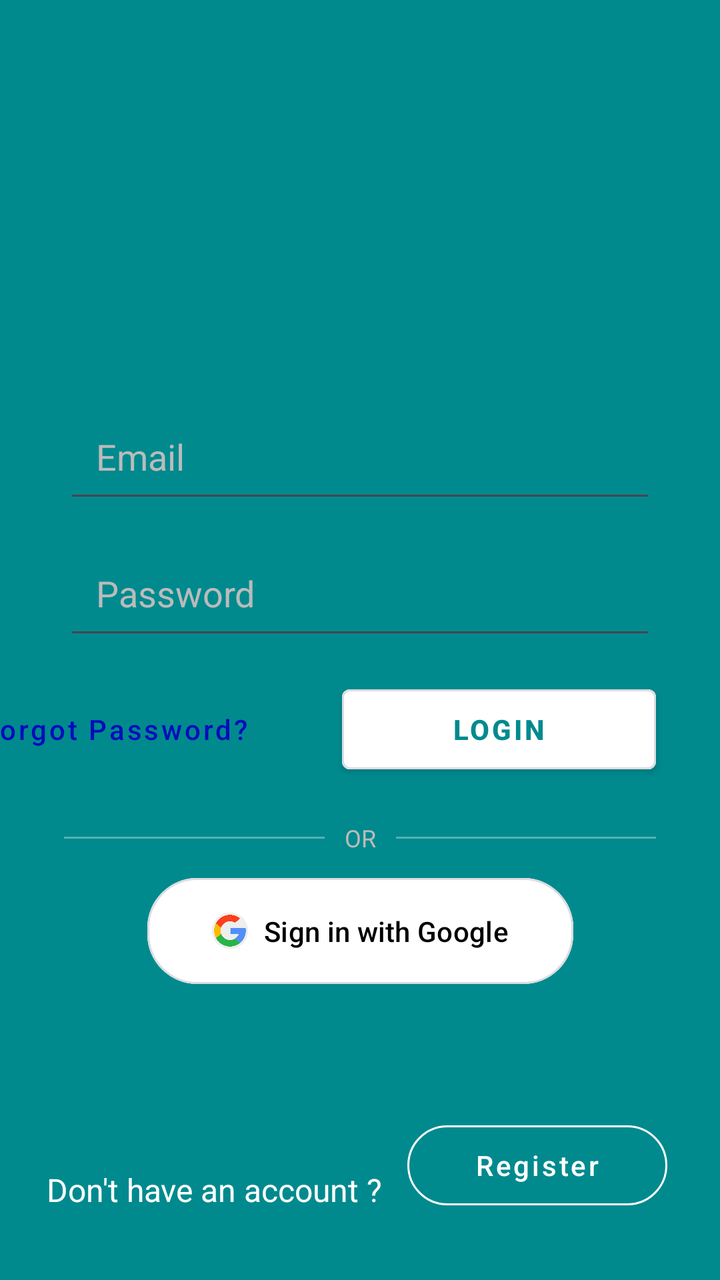
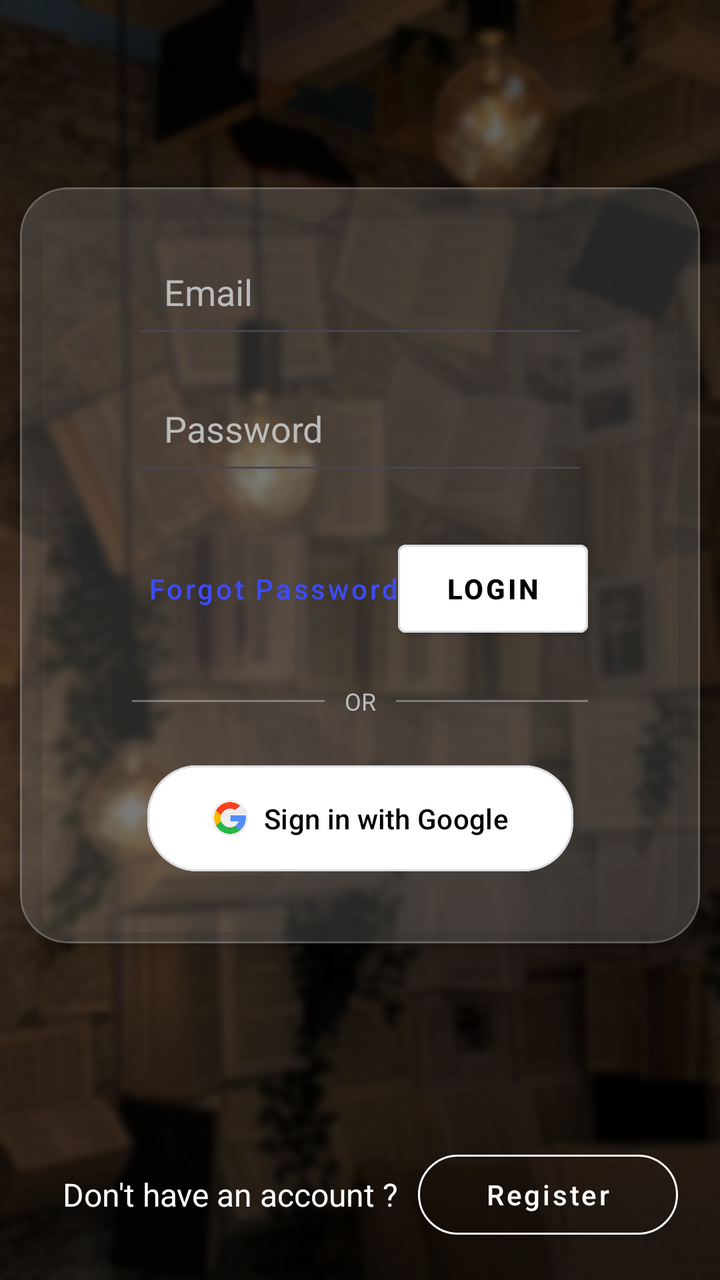

Two renders of the same Android screen: before a commit and after it. Below are the layout's source before the change and the commit's diff.
<!-- AndroidManifest.xml: application theme Theme.Bookshelf -->
<!-- res/layout/activity_main.xml -->
<androidx.constraintlayout.widget.ConstraintLayout xmlns:android="http://schemas.android.com/apk/res/android"
    xmlns:app="http://schemas.android.com/apk/res-auto"
    xmlns:tools="http://schemas.android.com/tools"
    android:layout_width="match_parent"
    android:layout_height="match_parent"
    android:background="@color/background"
    android:visibility="visible">


    <EditText
        android:id="@+id/emailEditText"
        android:layout_width="match_parent"
        android:layout_height="wrap_content"
        android:layout_marginHorizontal="32dp"
        android:layout_marginTop="200dp"
        android:hint="Email"
        android:inputType="textEmailAddress"
        android:padding="16dp"
        android:textColor="@color/white"
        android:textColorHint="@color/hint_grey"
        app:layout_constraintEnd_toEndOf="parent"
        app:layout_constraintStart_toStartOf="parent"
        app:layout_constraintTop_toTopOf="parent" />

    <EditText
        android:id="@+id/passwordEditText"
        android:layout_width="match_parent"
        android:layout_height="wrap_content"
        android:layout_marginHorizontal="32dp"
        android:layout_marginTop="12dp"
        android:hint="Password"
        android:inputType="textPassword"
        android:padding="16dp"
        android:textColor="@color/white"
        android:textColorHint="@color/hint_grey"
        app:layout_constraintEnd_toEndOf="parent"
        app:layout_constraintStart_toStartOf="parent"
        app:layout_constraintTop_toBottomOf="@+id/emailEditText" />

    <Button
        android:id="@+id/btn_email_login"
        style="@style/Widget.MaterialComponents.Button"
        android:layout_width="157dp"
        android:layout_height="52dp"
        android:layout_marginHorizontal="32dp"
        android:layout_marginTop="12dp"
        android:backgroundTint="@color/white"
        android:textColor="@color/background"
        android:textStyle="bold"
        android:text="Login"
        app:layout_constraintBottom_toBottomOf="parent"
        app:layout_constraintEnd_toEndOf="parent"
        app:layout_constraintHorizontal_bias="1.0"
        app:layout_constraintStart_toStartOf="parent"
        app:layout_constraintTop_toBottomOf="@+id/passwordEditText"
        app:layout_constraintVertical_bias="0.008"
        app:strokeColor="@color/stroke"
        app:strokeWidth="1dp" />


    <com.google.android.material.button.MaterialButton
        android:id="@+id/btn_register"
        style="@style/Widget.MaterialComponents.Button.OutlinedButton"
        android:layout_width="130dp"
        android:layout_height="52dp"
        android:padding="0dp"
        android:text="Register"
        android:textAllCaps="false"
        android:textColor="@color/white"
        app:cornerRadius="25dp"
        app:layout_constraintBottom_toBottomOf="parent"
        app:layout_constraintEnd_toEndOf="parent"
        app:layout_constraintHorizontal_bias="0.886"
        app:layout_constraintStart_toStartOf="parent"
        app:layout_constraintTop_toBottomOf="@+id/passwordEditText"
        app:layout_constraintVertical_bias="0.881"
        app:strokeColor="@color/white"
        app:strokeWidth="1dp" />

    <TextView
        android:id="@+id/no_acount"
        android:layout_width="wrap_content"
        android:layout_height="wrap_content"
        android:layout_marginTop="20dp"
        android:paddingHorizontal="10dp"
        android:text="Don't have an account ?"
        android:textColor="@color/white"
        android:textSize="16sp"
        app:layout_constraintBottom_toBottomOf="parent"
        app:layout_constraintEnd_toStartOf="@+id/btn_register"
        app:layout_constraintHorizontal_bias="0.841"
        app:layout_constraintStart_toStartOf="parent"
        app:layout_constraintTop_toBottomOf="@+id/btn_email_login"
        app:layout_constraintVertical_bias="0.835" />

    <View
        android:id="@+id/line_left"
        android:layout_width="0dp"
        android:layout_height="1dp"
        android:background="#55FFFFFF"
        app:layout_constraintBottom_toBottomOf="@+id/tv_or"
        app:layout_constraintEnd_toStartOf="@+id/tv_or"
        app:layout_constraintStart_toStartOf="@+id/emailEditText"
        app:layout_constraintTop_toTopOf="@+id/tv_or" />

    <TextView
        android:id="@+id/tv_or"
        android:layout_width="wrap_content"
        android:layout_height="wrap_content"
        android:layout_marginTop="20dp"
        android:paddingHorizontal="10dp"
        android:text="OR"
        android:textColor="#BBBBBB"
        android:textSize="12sp"
        app:layout_constraintEnd_toEndOf="parent"
        app:layout_constraintStart_toStartOf="parent"
        app:layout_constraintTop_toBottomOf="@+id/btn_email_login" />

    <View
        android:id="@+id/line_right"
        android:layout_width="0dp"
        android:layout_height="1dp"
        android:background="#55FFFFFF"
        app:layout_constraintBottom_toBottomOf="@+id/tv_or"
        app:layout_constraintEnd_toEndOf="@+id/emailEditText"
        app:layout_constraintStart_toEndOf="@+id/tv_or"
        app:layout_constraintTop_toTopOf="@+id/tv_or" />

    <com.google.android.material.button.MaterialButton
        android:id="@+id/btn_forgot_password"
        style="@style/Widget.MaterialComponents.Button.TextButton"
        android:layout_width="wrap_content"
        android:layout_height="wrap_content"
        android:layout_marginTop="16dp"
        android:layout_marginEnd="228dp"
        android:text="Forgot Password?"
        android:textAllCaps="false"
        android:textColor="@color/link"
        android:textSize="14sp"
        app:layout_constraintEnd_toEndOf="parent"
        app:layout_constraintTop_toBottomOf="@+id/passwordEditText" />

    <com.google.android.material.button.MaterialButton
        android:id="@+id/btn_google_login"
        android:layout_width="213dp"
        android:layout_height="61dp"
        android:backgroundTint="#FFFFFF"
        android:padding="12dp"
        android:text="Sign in with Google"
        android:textAllCaps="false"
        android:textColor="@color/black"
        app:cornerRadius="25dp"
        app:icon="@drawable/ic_google_logo"
        app:iconGravity="textStart"
        app:iconTint="@null"
        app:layout_constraintBottom_toBottomOf="parent"
        app:layout_constraintEnd_toEndOf="parent"
        app:layout_constraintStart_toStartOf="parent"
        app:layout_constraintTop_toBottomOf="@+id/tv_or"
        app:layout_constraintVertical_bias="0.053"
        app:strokeColor="@color/stroke"
        app:strokeWidth="1dp" />

</androidx.constraintlayout.widget.ConstraintLayout>
<!-- resources referenced by this layout -->
<resources>
  <color name="background">#008A8E</color>
  <color name="black">#FF000000</color>
  <color name="hint_grey">#BBBBBB</color>
  <color name="link">#020bbd</color>
  <color name="stroke">#DADCE0</color>
  <color name="white">#FFFFFFFF</color>
  <!-- drawable ic_google_logo: png bitmap (drawable, 31423 bytes) -->
  <style name="Theme.Bookshelf" parent="Base.Theme.Bookshelf" />
  <style name="Base.Theme.Bookshelf" parent="Theme.Material3.DayNight.NoActionBar">
          
          
      </style>
</resources>

<!-- the commit's change to res/layout/activity_main.xml (unified diff, before → after) -->
@@ -1,62 +1,163 @@
+<?xml version="1.0" encoding="utf-8"?>
 <androidx.constraintlayout.widget.ConstraintLayout xmlns:android="http://schemas.android.com/apk/res/android"
     xmlns:app="http://schemas.android.com/apk/res-auto"
     xmlns:tools="http://schemas.android.com/tools"
     android:layout_width="match_parent"
     android:layout_height="match_parent"
-    android:background="@color/background"
+    android:background="@drawable/background"
     android:visibility="visible">
 
-
-    <EditText
-        android:id="@+id/emailEditText"
+    <com.google.android.material.card.MaterialCardView
+        android:id="@+id/loginCard"
         android:layout_width="match_parent"
         android:layout_height="wrap_content"
-        android:layout_marginHorizontal="32dp"
-        android:layout_marginTop="200dp"
-        android:hint="Email"
-        android:inputType="textEmailAddress"
-        android:padding="16dp"
-        android:textColor="@color/white"
-        android:textColorHint="@color/hint_grey"
+        android:layout_marginHorizontal="10dp"
+        app:cardBackgroundColor="#26FFFFFF"
+        app:cardCornerRadius="24dp"
+        app:cardElevation="8dp"
+        app:strokeColor="#33FFFFFF"
+        app:strokeWidth="1dp"
+        app:layout_constraintBottom_toTopOf="@+id/no_acount"
         app:layout_constraintEnd_toEndOf="parent"
         app:layout_constraintStart_toStartOf="parent"
-        app:layout_constraintTop_toTopOf="parent" />
+        app:layout_constraintTop_toTopOf="parent"
+        app:layout_constraintVertical_bias="0.45">
 
-    <EditText
-        android:id="@+id/passwordEditText"
-        android:layout_width="match_parent"
+        <androidx.constraintlayout.widget.ConstraintLayout
+            android:layout_width="match_parent"
+            android:layout_height="wrap_content"
+            android:padding="24dp">
+
+            <EditText
+                android:id="@+id/emailEditText"
+                android:layout_width="0dp"
+                android:layout_height="wrap_content"
+                android:layout_marginHorizontal="32dp"
+                android:hint="Email"
+                android:inputType="textEmailAddress"
+                android:padding="16dp"
+                android:textColor="@color/white"
+                android:textColorHint="@color/hint_grey"
+                app:layout_constraintEnd_toEndOf="parent"
+                app:layout_constraintStart_toStartOf="parent"
+                app:layout_constraintTop_toTopOf="parent" />
+
+            <EditText
+                android:id="@+id/passwordEditText"
+                android:layout_width="0dp"
+                android:layout_height="wrap_content"
+                android:layout_marginHorizontal="32dp"
+                android:layout_marginTop="12dp"
+                android:hint="Password"
+                android:inputType="textPassword"
+                android:padding="16dp"
+                android:textColor="@color/white"
+                android:textColorHint="@color/hint_grey"
+                app:layout_constraintEnd_toEndOf="parent"
+                app:layout_constraintStart_toStartOf="parent"
+                app:layout_constraintTop_toBottomOf="@+id/emailEditText" />
+
+            <Button
+                android:id="@+id/btn_email_login"
+                style="@style/Widget.MaterialComponents.Button"
+                android:layout_width="95dp"
+                android:layout_height="56dp"
+                android:layout_marginTop="24dp"
+                android:layout_marginEnd="32dp"
+                android:backgroundTint="@color/white"
+                android:text="Login"
+                android:textColor="@color/black"
+                android:textStyle="bold"
+                app:layout_constraintEnd_toEndOf="parent"
+                app:layout_constraintTop_toBottomOf="@+id/passwordEditText"
+                app:strokeColor="@color/stroke"
+                app:strokeWidth="1dp" />
+
+            <com.google.android.material.button.MaterialButton
+                android:id="@+id/btn_forgot_password"
+                style="@style/Widget.MaterialComponents.Button.TextButton"
+                android:layout_width="wrap_content"
+                android:layout_height="wrap_content"
+                android:text="Forgot Password?"
+                android:textAllCaps="false"
+                android:textColor="@color/link"
+                android:textSize="14sp"
+                app:layout_constraintBottom_toBottomOf="@+id/btn_email_login"
+                app:layout_constraintStart_toStartOf="@+id/passwordEditText"
+                app:layout_constraintTop_toTopOf="@+id/btn_email_login"/>
+
+            <View
+                android:id="@+id/line_left"
+                android:layout_width="0dp"
+                android:layout_height="1dp"
+                android:background="#55FFFFFF"
+                app:layout_constraintBottom_toBottomOf="@+id/tv_or"
+                app:layout_constraintEnd_toStartOf="@+id/tv_or"
+                app:layout_constraintStart_toStartOf="@+id/emailEditText"
+                app:layout_constraintTop_toTopOf="@+id/tv_or" />
+
+            <TextView
+                android:id="@+id/tv_or"
+                android:layout_width="wrap_content"
+                android:layout_height="wrap_content"
+                android:layout_marginTop="20dp"
+                android:paddingHorizontal="10dp"
+                android:text="OR"
+                android:textColor="#BBBBBB"
+                android:textSize="12sp"
+                app:layout_constraintEnd_toEndOf="parent"
+                app:layout_constraintStart_toStartOf="parent"
+                app:layout_constraintTop_toBottomOf="@+id/btn_email_login" />
+
+            <View
+                android:id="@+id/line_right"
+                android:layout_width="0dp"
+                android:layout_height="1dp"
+                android:background="#55FFFFFF"
+                app:layout_constraintBottom_toBottomOf="@+id/tv_or"
+                app:layout_constraintEnd_toEndOf="@+id/emailEditText"
+                app:layout_constraintStart_toEndOf="@+id/tv_or"
+                app:layout_constraintTop_toTopOf="@+id/tv_or" />
+
+            <com.google.android.material.button.MaterialButton
+                android:id="@+id/btn_google_login"
+                android:layout_width="213dp"
+                android:layout_height="61dp"
+                android:layout_marginTop="20dp"
+                android:layout_marginBottom="8dp"
+                android:backgroundTint="#FFFFFF"
+                android:padding="12dp"
+                android:text="Sign in with Google"
+                android:textAllCaps="false"
+                android:textColor="@color/black"
+                app:cornerRadius="25dp"
+                app:icon="@drawable/ic_google_logo"
+                app:iconGravity="textStart"
+                app:iconTint="@null"
+                app:layout_constraintBottom_toBottomOf="parent"
+                app:layout_constraintEnd_toEndOf="parent"
+                app:layout_constraintStart_toStartOf="parent"
+                app:layout_constraintTop_toBottomOf="@+id/tv_or"
+                app:strokeColor="@color/stroke"
+                app:strokeWidth="1dp" />
+
+        </androidx.constraintlayout.widget.ConstraintLayout>
+    </com.google.android.material.card.MaterialCardView>
+
+    <TextView
+        android:id="@+id/no_acount"
+        android:layout_width="wrap_content"
         android:layout_height="wrap_content"
-        android:layout_marginHorizontal="32dp"
-        android:layout_marginTop="12dp"
-        android:hint="Password"
-        android:inputType="textPassword"
-        android:padding="16dp"
+        android:layout_marginBottom="32dp"
+        android:paddingHorizontal="10dp"
+        android:text="Don't have an account ?"
         android:textColor="@color/white"
-        android:textColorHint="@color/hint_grey"
-        app:layout_constraintEnd_toEndOf="parent"
-        app:layout_constraintStart_toStartOf="parent"
-        app:layout_constraintTop_toBottomOf="@+id/emailEditText" />
-
-    <Button
-        android:id="@+id/btn_email_login"
-        style="@style/Widget.MaterialComponents.Button"
-        android:layout_width="157dp"
-        android:layout_height="52dp"
-        android:layout_marginHorizontal="32dp"
-        android:layout_marginTop="12dp"
-        android:backgroundTint="@color/white"
-        android:textColor="@color/background"
-        android:textStyle="bold"
-        android:text="Login"
+        android:textSize="16sp"
         app:layout_constraintBottom_toBottomOf="parent"
-        app:layout_constraintEnd_toEndOf="parent"
-        app:layout_constraintHorizontal_bias="1.0"
-        app:layout_constraintStart_toStartOf="parent"
-        app:layout_constraintTop_toBottomOf="@+id/passwordEditText"
-        app:layout_constraintVertical_bias="0.008"
-        app:strokeColor="@color/stroke"
-        app:strokeWidth="1dp" />
-
+        app:layout_constraintEnd_toStartOf="@+id/btn_register"
+        app:layout_constraintHorizontal_bias="0.5"
+        app:layout_constraintHorizontal_chainStyle="packed"
+        app:layout_constraintStart_toStartOf="parent" />
 
     <com.google.android.material.button.MaterialButton
         android:id="@+id/btn_register"
@@ -68,97 +169,11 @@
         android:textAllCaps="false"
         android:textColor="@color/white"
         app:cornerRadius="25dp"
-        app:layout_constraintBottom_toBottomOf="parent"
+        app:layout_constraintBottom_toBottomOf="@+id/no_acount"
         app:layout_constraintEnd_toEndOf="parent"
-        app:layout_constraintHorizontal_bias="0.886"
-        app:layout_constraintStart_toStartOf="parent"
-        app:layout_constraintTop_toBottomOf="@+id/passwordEditText"
-        app:layout_constraintVertical_bias="0.881"
+        app:layout_constraintStart_toEndOf="@+id/no_acount"
+        app:layout_constraintTop_toTopOf="@+id/no_acount"
         app:strokeColor="@color/white"
         app:strokeWidth="1dp" />
 
-    <TextView
-        android:id="@+id/no_acount"
-        android:layout_width="wrap_content"
-        android:layout_height="wrap_content"
-        android:layout_marginTop="20dp"
-        android:paddingHorizontal="10dp"
-        android:text="Don't have an account ?"
-        android:textColor="@color/white"
-        android:textSize="16sp"
-        app:layout_constraintBottom_toBottomOf="parent"
-        app:layout_constraintEnd_toStartOf="@+id/btn_register"
-        app:layout_constraintHorizontal_bias="0.841"
-        app:layout_constraintStart_toStartOf="parent"
-        app:layout_constraintTop_toBottomOf="@+id/btn_email_login"
-        app:layout_constraintVertical_bias="0.835" />
-
-    <View
-        android:id="@+id/line_left"
-        android:layout_width="0dp"
-        android:layout_height="1dp"
-        android:background="#55FFFFFF"
-        app:layout_constraintBottom_toBottomOf="@+id/tv_or"
-        app:layout_constraintEnd_toStartOf="@+id/tv_or"
-        app:layout_constraintStart_toStartOf="@+id/emailEditText"
-        app:layout_constraintTop_toTopOf="@+id/tv_or" />
-
-    <TextView
-        android:id="@+id/tv_or"
-        android:layout_width="wrap_content"
-        android:layout_height="wrap_content"
-        android:layout_marginTop="20dp"
-        android:paddingHorizontal="10dp"
-        android:text="OR"
-        android:textColor="#BBBBBB"
-        android:textSize="12sp"
-        app:layout_constraintEnd_toEndOf="parent"
-        app:layout_constraintStart_toStartOf="parent"
-        app:layout_constraintTop_toBottomOf="@+id/btn_email_login" />
-
-    <View
-        android:id="@+id/line_right"
-        android:layout_width="0dp"
-        android:layout_height="1dp"
-        android:background="#55FFFFFF"
-        app:layout_constraintBottom_toBottomOf="@+id/tv_or"
-        app:layout_constraintEnd_toEndOf="@+id/emailEditText"
-        app:layout_constraintStart_toEndOf="@+id/tv_or"
-        app:layout_constraintTop_toTopOf="@+id/tv_or" />
-
-    <com.google.android.material.button.MaterialButton
-        android:id="@+id/btn_forgot_password"
-        style="@style/Widget.MaterialComponents.Button.TextButton"
-        android:layout_width="wrap_content"
-        android:layout_height="wrap_content"
-        android:layout_marginTop="16dp"
-        android:layout_marginEnd="228dp"
-        android:text="Forgot Password?"
-        android:textAllCaps="false"
-        android:textColor="@color/link"
-        android:textSize="14sp"
-        app:layout_constraintEnd_toEndOf="parent"
-        app:layout_constraintTop_toBottomOf="@+id/passwordEditText" />
-
-    <com.google.android.material.button.MaterialButton
-        android:id="@+id/btn_google_login"
-        android:layout_width="213dp"
-        android:layout_height="61dp"
-        android:backgroundTint="#FFFFFF"
-        android:padding="12dp"
-        android:text="Sign in with Google"
-        android:textAllCaps="false"
-        android:textColor="@color/black"
-        app:cornerRadius="25dp"
-        app:icon="@drawable/ic_google_logo"
-        app:iconGravity="textStart"
-        app:iconTint="@null"
-        app:layout_constraintBottom_toBottomOf="parent"
-        app:layout_constraintEnd_toEndOf="parent"
-        app:layout_constraintStart_toStartOf="parent"
-        app:layout_constraintTop_toBottomOf="@+id/tv_or"
-        app:layout_constraintVertical_bias="0.053"
-        app:strokeColor="@color/stroke"
-        app:strokeWidth="1dp" />
-
 </androidx.constraintlayout.widget.ConstraintLayout>
<!-- resource entries referenced after the edit -->
@@ -1,11 +1,11 @@
 <!-- resources referenced by this layout -->
 <resources>
-  <color name="background">#008A8E</color>
   <color name="black">#FF000000</color>
   <color name="hint_grey">#BBBBBB</color>
-  <color name="link">#020bbd</color>
+  <color name="link">#3D4BFB</color>
   <color name="stroke">#DADCE0</color>
   <color name="white">#FFFFFFFF</color>
+  <!-- drawable background: png bitmap (drawable, 415359 bytes) -->
   <!-- drawable ic_google_logo: png bitmap (drawable, 31423 bytes) -->
   <style name="Theme.Bookshelf" parent="Base.Theme.Bookshelf" />
   <style name="Base.Theme.Bookshelf" parent="Theme.Material3.DayNight.NoActionBar">
